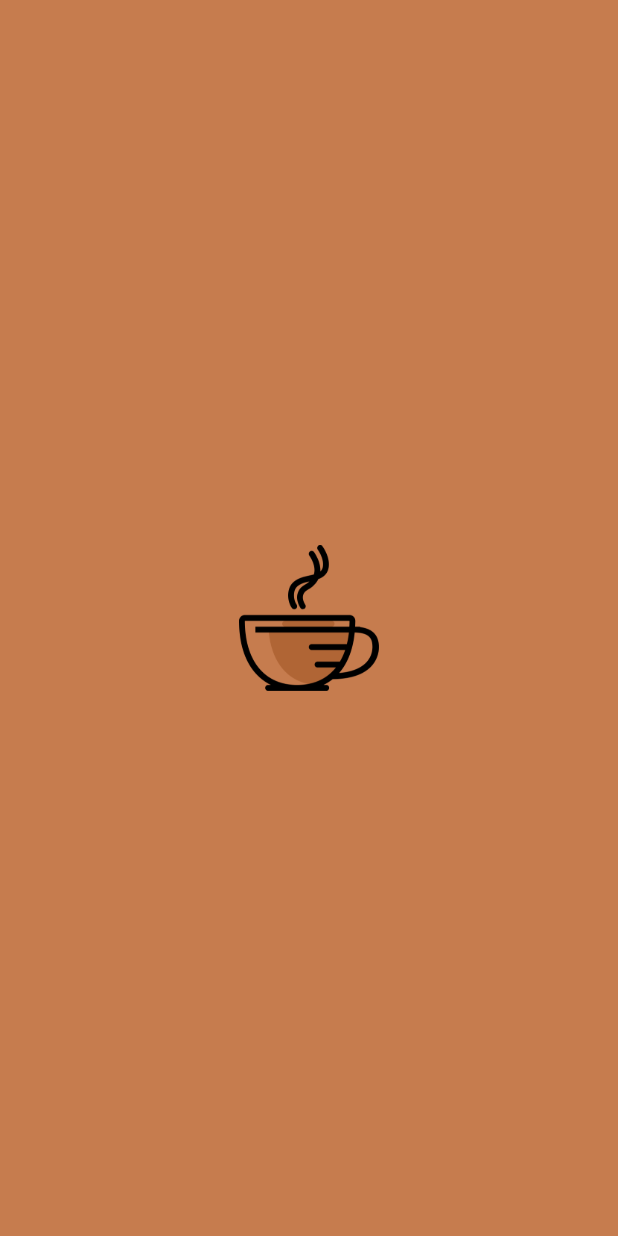
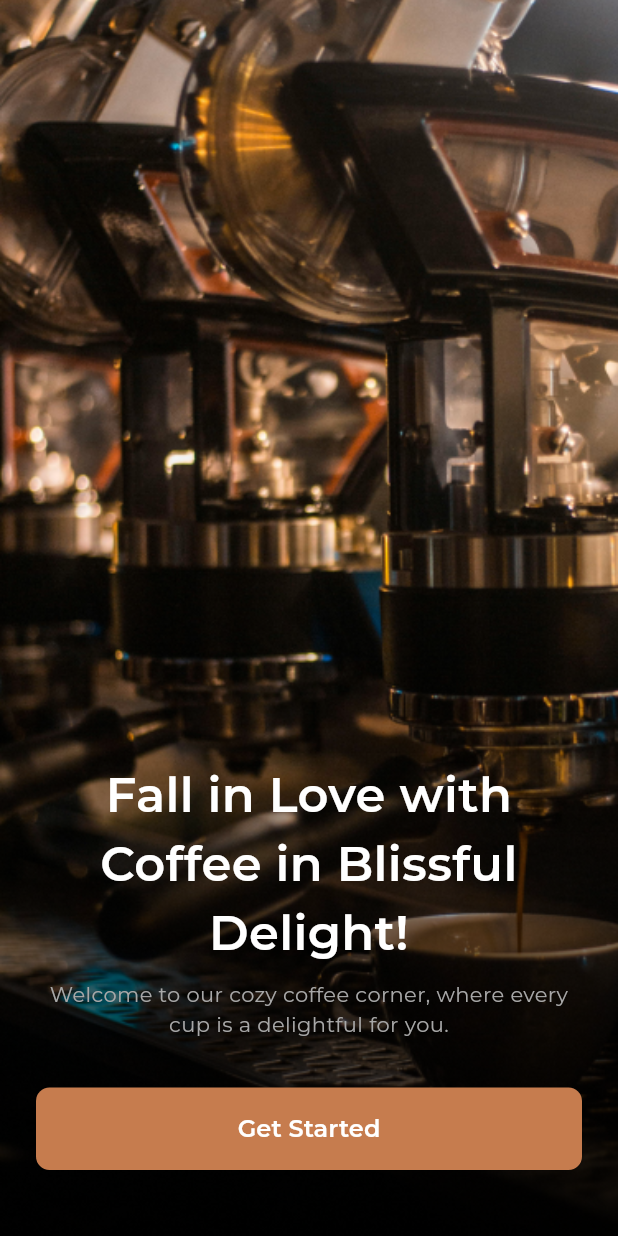
Before and after one commit to LaithMahdi/caffee_app, a Flutter app: the screen it shows after launch, on a phone screen of 412 x 824 dp. Run offline on Flutter 3.47's test engine with Material 3 defaults, Android fonts, the phone set to English and light mode, and no system bars.

Commit message:
add font family and create onboarding screen

```diff
--- /dev/null
+++ b/lib/contants.dart
@@ -0,0 +1,4 @@
+import 'package:flutter/material.dart';
+
+const Color kPrimaryColor = Color(0xffC67C4E);
+const String kFontFamily = "Montserrat";
--- a/lib/main.dart
+++ b/lib/main.dart
@@ -1,4 +1,6 @@
 import 'package:flutter/material.dart';
+import 'package:myapp/contants.dart';
+import 'package:myapp/screens/onboarding_screen.dart';
 import 'package:myapp/screens/splash_screen.dart';
 
 void main() {
@@ -14,9 +16,10 @@ class MyApp extends StatelessWidget {
     return MaterialApp(
       title: 'Flutter Demo',
       theme: ThemeData(
+        fontFamily: kFontFamily,
         colorScheme: ColorScheme.fromSeed(seedColor: Colors.deepPurple),
       ),
-      home: SplashScreen(),
+      home: OnboardingScreen(),
     );
   }
 }
--- /dev/null
+++ b/lib/screens/onboarding_screen.dart
@@ -0,0 +1,68 @@
+import 'package:flutter/material.dart';
+import 'package:myapp/contants.dart';
+
+class OnboardingScreen extends StatelessWidget {
+  const OnboardingScreen({super.key});
+
+  @override
+  Widget build(BuildContext context) {
+    return Scaffold(
+      body: Container(
+        width: double.infinity,
+        height: double.infinity,
+        decoration: BoxDecoration(
+          image: DecorationImage(
+            image: AssetImage("assets/images/image_onboarding.png"),
+            fit: BoxFit.cover,
+          ),
+        ),
+        alignment: Alignment.bottomCenter,
+        padding: EdgeInsets.all(24),
+        child: Column(
+          mainAxisAlignment: MainAxisAlignment.end,
+          children: [
+            Text(
+              "Fall in Love with Coffee in Blissful Delight!",
+              textAlign: TextAlign.center,
+              style: TextStyle(
+                color: Colors.white,
+                fontSize: 32,
+                fontWeight: FontWeight.w600,
+              ),
+            ),
+            SizedBox(height: 8),
+            Text(
+              "Welcome to our cozy coffee corner, where every cup is a delightful for you.",
+              textAlign: TextAlign.center,
+              style: TextStyle(fontSize: 14, color: Color(0xffA8A8A8)),
+            ),
+            SizedBox(height: 32),
+            SizedBox(
+              width: double.infinity,
+              child: ElevatedButton(
+                onPressed: () {},
+                style: ElevatedButton.styleFrom(
+                  backgroundColor: kPrimaryColor,
+                  foregroundColor: Colors.white,
+                  shape: RoundedRectangleBorder(
+                    borderRadius: BorderRadius.circular(9),
+                  ),
+                  padding: EdgeInsets.symmetric(vertical: 16, horizontal: 20),
+                ),
+                child: Text(
+                  "Get Started",
+                  style: TextStyle(
+                    fontSize: 16,
+                    color: Colors.white,
+                    fontWeight: FontWeight.w600,
+                  ),
+                ),
+              ),
+            ),
+            SizedBox(height: 20),
+          ],
+        ),
+      ),
+    );
+  }
+}
```
Also changed, not shown: pubspec.yaml (+20 -16 lines), assets/fonts/Montserrat-Bold.ttf (added), assets/fonts/Montserrat-Medium.ttf (added), assets/fonts/Montserrat-Regular.ttf (added), assets/fonts/Montserrat-SemiBold.ttf (added), assets/images/image_onboarding.png (added).
